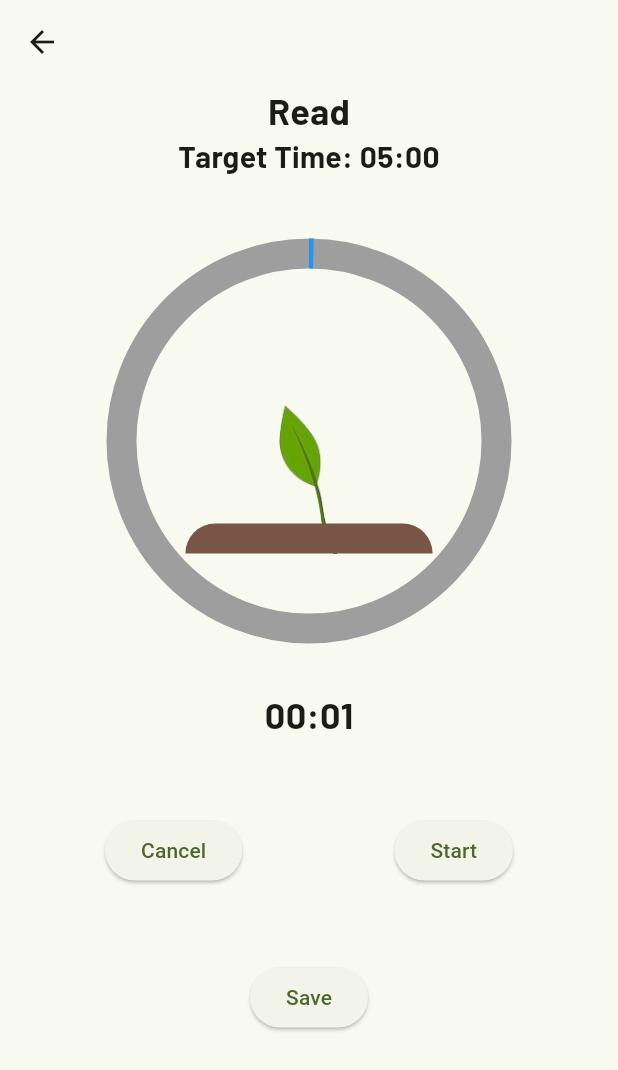
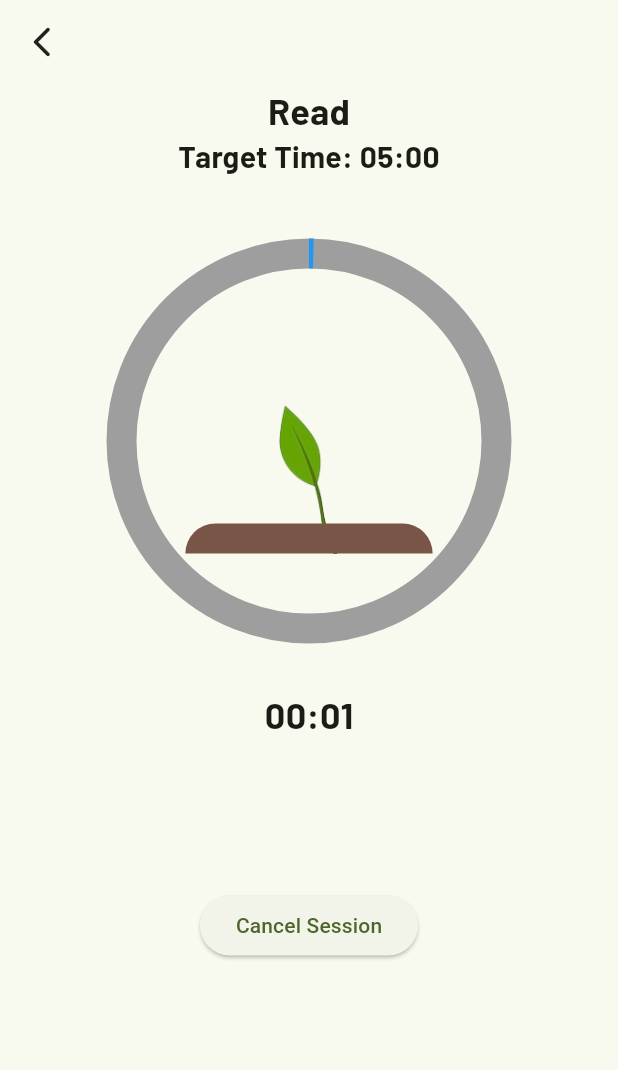
Before and after one commit to fareezj/flutter_eco_focus, a Flutter app: the StartSessionScreen screen opened by its route, after a tap on "Start", on a phone screen of 412 x 824 dp. Shown: the top 1070 px of the screen. Run offline on Flutter 3.47's test engine with Material 3 defaults, Android fonts, the phone set to English and light mode, and no system bars; our stand-ins replace dio, fl_chart, freezed_annotation, logger, lottie, sqflite; accounts and stored records are empty.

Commit message:
Update ui

```diff
--- a/lib/features/liveSession/live_session_screen.dart
+++ b/lib/features/liveSession/live_session_screen.dart
@@ -1,5 +1,3 @@
-import 'dart:io';
-
 import 'package:eco_focus/features/liveSession/live_session_view_model.dart';
 import 'package:eco_focus/features/treeGrowth/tree_growth_widget.dart';
 import 'package:eco_focus/models/category/category_model.dart';
@@ -144,12 +142,21 @@ class _LiveSessionScreenState extends State<LiveSessionScreen>
   @override
   Widget build(BuildContext context) {
     return Scaffold(
-      appBar: AppBar(),
       body: SafeArea(
         child: SingleChildScrollView(
           child: Center(
             child: Column(
               children: [
+                Align(
+                  alignment: Alignment.topLeft,
+                  child: Padding(
+                    padding: const EdgeInsets.all(16.0),
+                    child: GestureDetector(
+                      onTap: () => _onCancel(context),
+                      child: const Icon(Icons.arrow_back_ios_new_rounded),
+                    ),
+                  ),
+                ),
                 TextWidgets.titleText(text: widget.selectedCategory.name),
                 TextWidgets.secondaryTitleText(
                     text: 'Target Time: ${widget.selectedTime}'),
@@ -183,39 +190,39 @@ class _LiveSessionScreenState extends State<LiveSessionScreen>
                 ),
                 Padding(
                   padding: const EdgeInsets.symmetric(
-                      horizontal: 70.0, vertical: 50.0),
+                      horizontal: 70.0, vertical: 100.0),
                   child: Row(
-                    mainAxisAlignment: MainAxisAlignment.spaceBetween,
+                    mainAxisAlignment: MainAxisAlignment.center,
                     children: [
                       ElevatedButton(
                         onPressed: () => _onCancel(context),
-                        child: const Text('Cancel'),
+                        child: const Text('Cancel Session'),
                       ),
-                      ElevatedButton(
-                        onPressed: () {
-                          CustomDialog().infoDialog(
-                            context: context,
-                            title: 'Session Completed!',
-                            content: 'You have completed your focus session.',
-                            onProceed: () {
-                              Navigator.pop(context);
-                              Navigator.pop(context);
-                            },
-                          );
-                        },
-                        child: const Text('Start'),
-                      ),
+                      // ElevatedButton(
+                      //   onPressed: () {
+                      //     CustomDialog().infoDialog(
+                      //       context: context,
+                      //       title: 'Session Completed!',
+                      //       content: 'You have completed your focus session.',
+                      //       onProceed: () {
+                      //         Navigator.pop(context);
+                      //         Navigator.pop(context);
+                      //       },
+                      //     );
+                      //   },
+                      //   child: const Text('Start'),
+                      // ),
                     ],
                   ),
                 ),
-                Consumer<LiveSessionViewModel>(
-                  builder: (context, value, child) {
-                    return ElevatedButton(
-                      onPressed: () => _onSaveSession(),
-                      child: const Text('Save'),
-                    );
-                  },
-                ),
+                // Consumer<LiveSessionViewModel>(
+                //   builder: (context, value, child) {
+                //     return ElevatedButton(
+                //       onPressed: () => _onSaveSession(),
+                //       child: const Text('Save'),
+                //     );
+                //   },
+                // ),
               ],
             ),
           ),
--- a/lib/features/startSession/start_session_screen.dart
+++ b/lib/features/startSession/start_session_screen.dart
@@ -8,6 +8,7 @@ import 'package:eco_focus/shared/widgets/custom_dropdown.dart';
 import 'package:eco_focus/shared/widgets/text_widgets.dart';
 import 'package:flutter/material.dart';
 import 'package:flutter/widgets.dart';
+import 'package:lottie/lottie.dart';
 
 class StartSessionScreen extends StatefulWidget {
   const StartSessionScreen({super.key});
@@ -74,11 +75,16 @@ class _StartSessionScreenState extends State<StartSessionScreen> {
               crossAxisAlignment: CrossAxisAlignment.center,
               children: [
                 TextWidgets.titleText(text: 'Start Focus Session'),
-                const Padding(
-                  padding: EdgeInsets.all(8.0),
-                  child: Icon(Icons.recycling, size: 100.0),
+                Padding(
+                  padding: const EdgeInsets.all(20.0),
+                  child: Lottie.asset(
+                    'assets/animations/tree_anim.json',
+                    width: 200,
+                    height: 200,
+                    fit: BoxFit.contain,
+                  ),
                 ),
-                SizedBox(height: MediaQuery.of(context).size.height / 5),
+                SizedBox(height: MediaQuery.of(context).size.height / 16),
                 if (categoryList.isNotEmpty) ...[
                   TextWidgets.secondaryTitleText(text: 'Select Category:'),
                   const SizedBox(height: 8),
--- a/pubspec.yaml
+++ b/pubspec.yaml
@@ -48,6 +48,7 @@ dependencies:
   uuid: ^4.4.0
   fl_chart: ^0.68.0
   intl: ^0.19.0
+  lottie: ^3.1.2
 dev_dependencies:
   flutter_test:
     sdk: flutter
@@ -75,6 +76,7 @@ flutter:
   # To add assets to your application, add an assets section, like this:
   assets:
     - assets/images/
+    - assets/animations/
     - assets/fonts/
 
   # An image asset can refer to one or more resolution-specific "variants", see
```
Also changed, not shown: assets/animations/tree_anim.json (added, +1 -0 lines), lib/features/sessionList/session_list_screen.dart (+22 -6 lines), lib/utils/utils.dart (+18 -0 lines), pubspec.lock.
